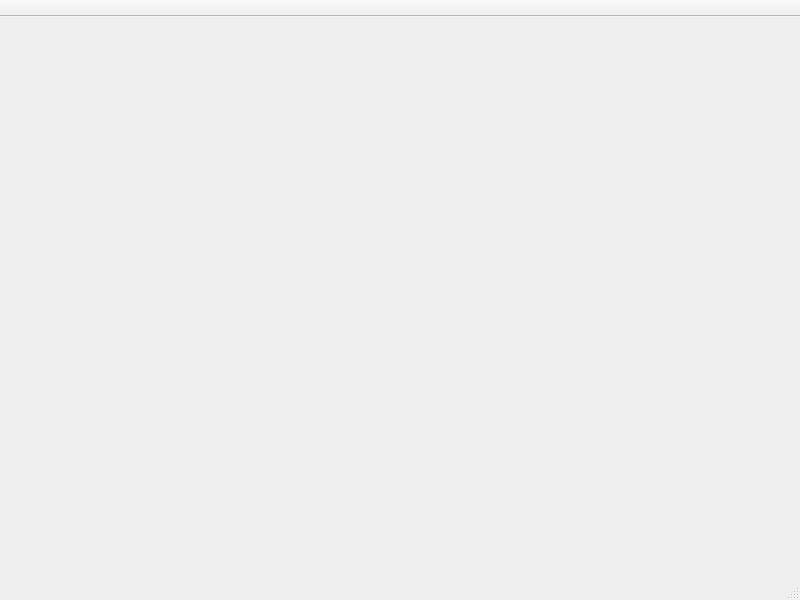
First picture: the form in poitagger/ui/treemain.ui, repository dlr-eoc/poitagger, before the edit.
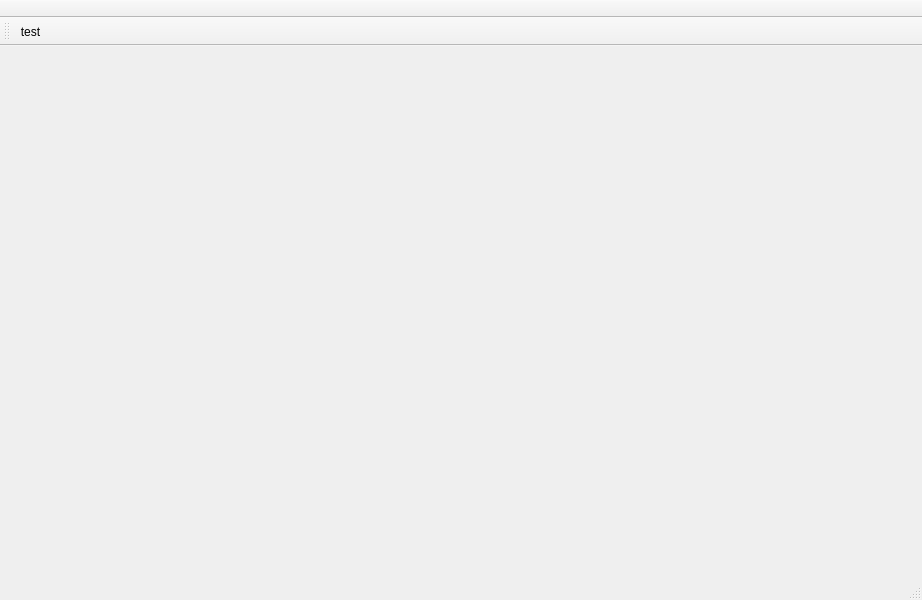
Second picture: the form after the edit. Icons and pictures are not drawn.

What changed in the file:
```diff
--- a/poitagger/ui/treemain.ui
+++ b/poitagger/ui/treemain.ui
@@ -6,7 +6,7 @@
    <rect>
     <x>0</x>
     <y>0</y>
-    <width>800</width>
+    <width>922</width>
     <height>600</height>
    </rect>
   </property>
@@ -42,6 +42,24 @@
     <bool>false</bool>
    </attribute>
   </widget>
+  <widget class="QToolBar" name="toolBar_2">
+   <property name="sizePolicy">
+    <sizepolicy hsizetype="Fixed" vsizetype="Fixed">
+     <horstretch>0</horstretch>
+     <verstretch>0</verstretch>
+    </sizepolicy>
+   </property>
+   <property name="windowTitle">
+    <string>toolBar_2</string>
+   </property>
+   <attribute name="toolBarArea">
+    <enum>TopToolBarArea</enum>
+   </attribute>
+   <attribute name="toolBarBreak">
+    <bool>true</bool>
+   </attribute>
+   <addaction name="actiontest"/>
+  </widget>
   <action name="actiontest">
    <property name="icon">
     <iconset>
```
Left out of the diff: 7 changed lines with no effect on the pictures.
